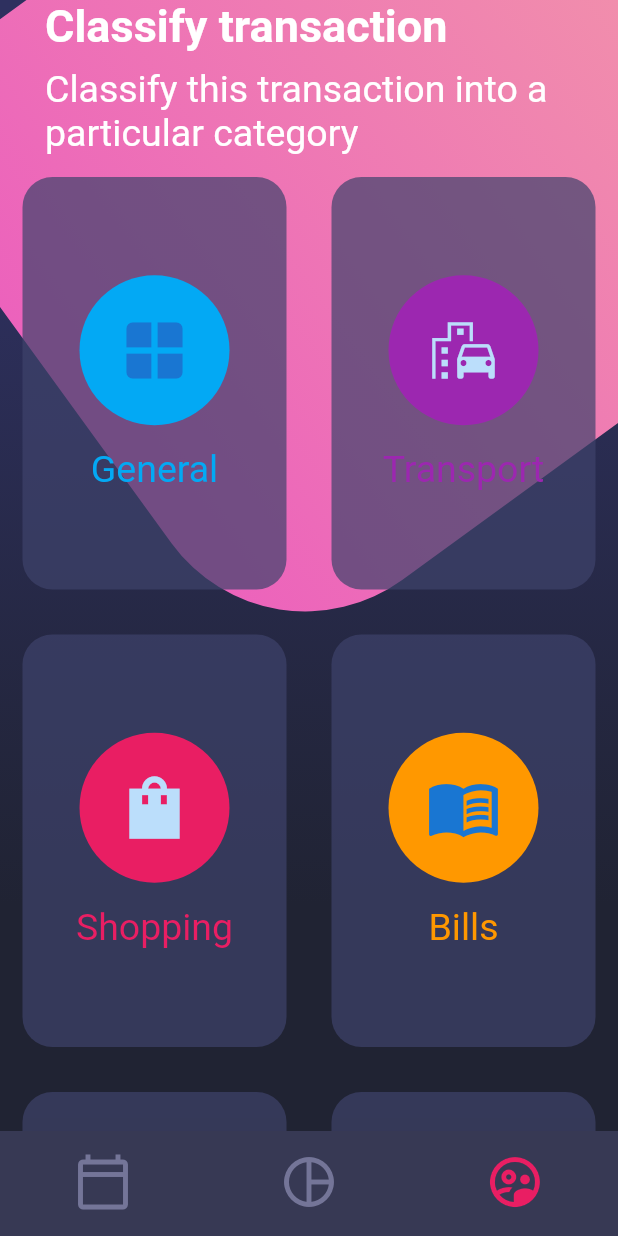
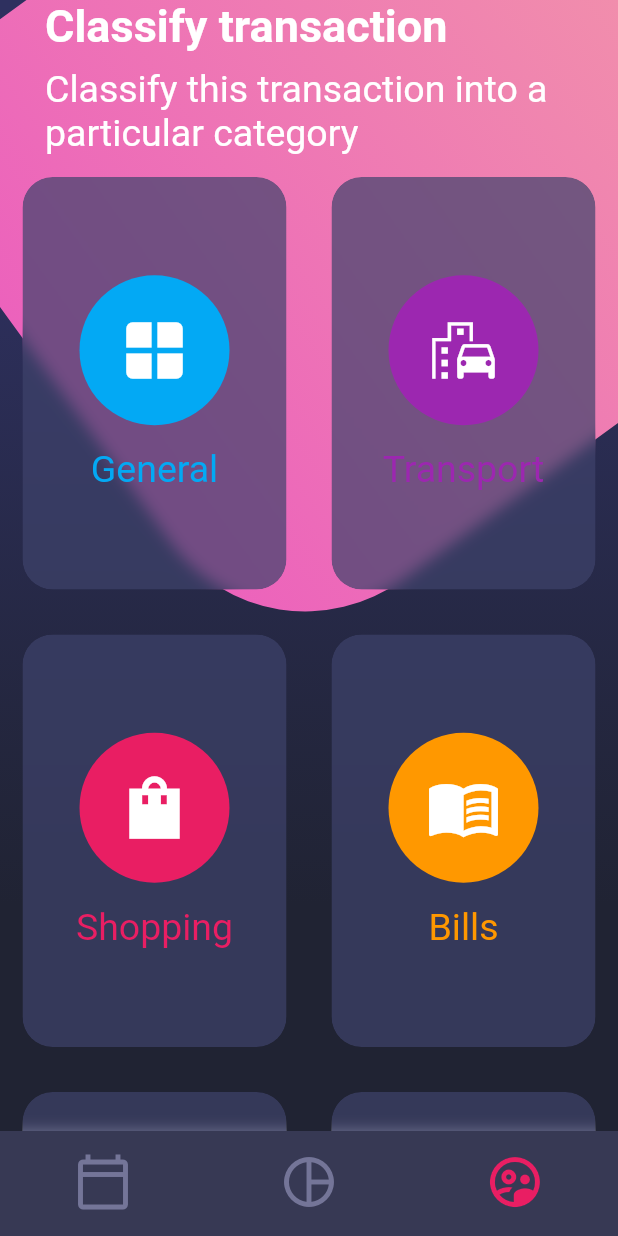
Before and after one commit to DiegoJavb/disenos, a Flutter app: the screen it shows after launch, on a phone screen of 412 x 824 dp. Run offline on Flutter 3.47's test engine with Material 2 defaults, Android fonts, the phone set to English and light mode, and no system bars.

```diff
--- a/lib/widgets/card_table.dart
+++ b/lib/widgets/card_table.dart
@@ -1,3 +1,5 @@
+import 'dart:ui';
+
 import 'package:flutter/material.dart';
 
 class CardTable extends StatelessWidget {
@@ -37,6 +39,16 @@ class CardTable extends StatelessWidget {
               titleIcoco: 'Grocery',
               color: Colors.green),
         ]),
+        TableRow(children: [
+          _SingleCard(
+              icono: Icons.food_bank,
+              titleIcoco: 'Food',
+              color: Colors.yellowAccent),
+          _SingleCard(
+              icono: Icons.place,
+              titleIcoco: 'Places',
+              color: Colors.pinkAccent),
+        ]),
       ],
     );
   }
@@ -48,7 +60,6 @@ class _SingleCard extends StatelessWidget {
   final Color color;
 
   const _SingleCard({
-    super.key,
     required this.icono,
     required this.titleIcoco,
     required this.color,
@@ -57,7 +68,12 @@ class _SingleCard extends StatelessWidget {
   @override
   Widget build(BuildContext context) {
     return Container(
-      margin: EdgeInsets.all(15),
+      margin: const EdgeInsets.all(15),
+      child: ClipRRect(
+        borderRadius: BorderRadius.circular(20),
+        child: BackdropFilter(
+          filter: ImageFilter.blur(sigmaX: 5, sigmaY: 5),
+          child: Container(
             height: 275,
             decoration: BoxDecoration(
                 color: Color.fromRGBO(62, 66, 107, 0.7),
@@ -67,8 +83,12 @@ class _SingleCard extends StatelessWidget {
               children: [
                 CircleAvatar(
                   backgroundColor: color,
-            child: Icon(icono, size: 50),
                   radius: 50,
+                  child: Icon(
+                    icono,
+                    size: 50,
+                    color: Colors.white,
+                  ),
                 ),
                 const SizedBox(height: 15),
                 Text(
@@ -77,6 +97,9 @@ class _SingleCard extends StatelessWidget {
                 )
               ],
             ),
+          ),
+        ),
+      ),
     );
   }
 }
```
Lines whose indentation alone changed are shown as unchanged.
